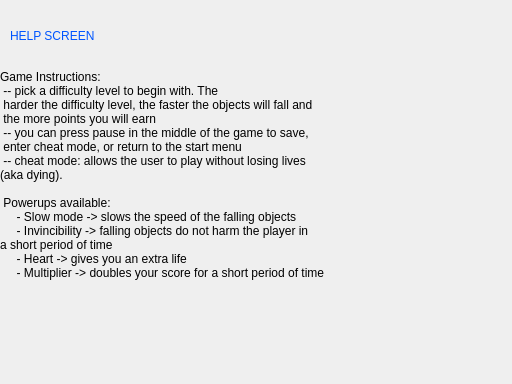
The window that Dodge-it/Dodge-it/widgethelp.ui (Fulde/dodge-it) describes before a commit, drawn with Qt 5.
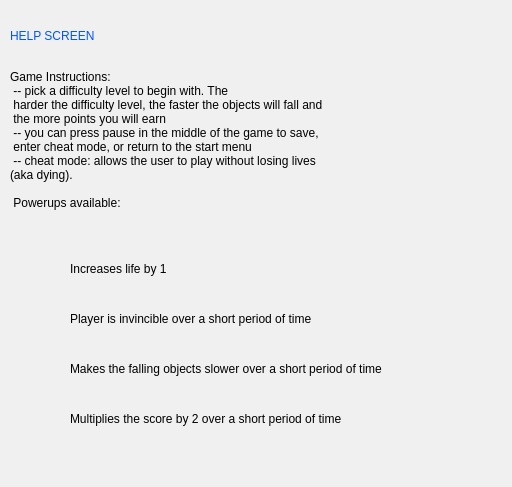
The same window after the commit. Icons and pictures are not drawn.

The edit to the form file:
```diff
--- a/Dodge-it/Dodge-it/widgethelp.ui
+++ b/Dodge-it/Dodge-it/widgethelp.ui
@@ -7,22 +7,22 @@
     <x>0</x>
     <y>0</y>
     <width>512</width>
-    <height>384</height>
+    <height>487</height>
    </rect>
   </property>
   <property name="windowTitle">
    <string>Widget</string>
   </property>
   <property name="styleSheet">
-   <string notr="true">font: 75 12pt &quot;Ubuntu&quot;;</string>
+   <string notr="true">background-color: rgb(240, 240, 240)</string>
   </property>
   <widget class="QLabel" name="lblHelp">
    <property name="geometry">
     <rect>
-     <x>0</x>
+     <x>10</x>
      <y>70</y>
      <width>491</width>
-     <height>291</height>
+     <height>181</height>
     </rect>
    </property>
    <property name="text">
@@ -35,12 +35,7 @@
  -- cheat mode: allows the user to play without losing lives 
 (aka dying). 
  
- Powerups available: 
-     - Slow mode -&gt; slows the speed of the falling objects 
-     - Invincibility -&gt; falling objects do not harm the player in 
-a short period of time 
-     - Heart -&gt; gives you an extra life 
-     - Multiplier -&gt; doubles your score for a short period of time</string>
+ Powerups available:</string>
    </property>
    <property name="alignment">
     <set>Qt::AlignLeading|Qt::AlignLeft|Qt::AlignTop</set>
@@ -62,7 +57,7 @@
   <widget class="QLabel" name="label">
    <property name="geometry">
     <rect>
-     <x>350</x>
+     <x>340</x>
      <y>10</y>
      <width>91</width>
      <height>91</height>
@@ -83,7 +78,7 @@
     <rect>
      <x>10</x>
      <y>10</y>
-     <width>311</width>
+     <width>331</width>
      <height>51</height>
     </rect>
    </property>
@@ -95,6 +90,134 @@
     <string>HELP SCREEN</string>
    </property>
   </widget>
+  <widget class="QLabel" name="label_3">
+   <property name="geometry">
+    <rect>
+     <x>20</x>
+     <y>250</y>
+     <width>51</width>
+     <height>41</height>
+    </rect>
+   </property>
+   <property name="text">
+    <string/>
+   </property>
+   <property name="pixmap">
+    <pixmap resource="images/resources.qrc">:/heart.png</pixmap>
+   </property>
+   <property name="scaledContents">
+    <bool>true</bool>
+   </property>
+  </widget>
+  <widget class="QLabel" name="label_4">
+   <property name="geometry">
+    <rect>
+     <x>70</x>
+     <y>260</y>
+     <width>341</width>
+     <height>17</height>
+    </rect>
+   </property>
+   <property name="text">
+    <string>Increases life by 1</string>
+   </property>
+  </widget>
+  <widget class="QLabel" name="label_5">
+   <property name="geometry">
+    <rect>
+     <x>20</x>
+     <y>340</y>
+     <width>51</width>
+     <height>51</height>
+    </rect>
+   </property>
+   <property name="text">
+    <string/>
+   </property>
+   <property name="pixmap">
+    <pixmap resource="images/resources.qrc">:/hourglass.png</pixmap>
+   </property>
+   <property name="scaledContents">
+    <bool>true</bool>
+   </property>
+  </widget>
+  <widget class="QLabel" name="label_6">
+   <property name="geometry">
+    <rect>
+     <x>70</x>
+     <y>360</y>
+     <width>411</width>
+     <height>17</height>
+    </rect>
+   </property>
+   <property name="text">
+    <string>Makes the falling objects slower over a short period of time</string>
+   </property>
+  </widget>
+  <widget class="QLabel" name="label_7">
+   <property name="geometry">
+    <rect>
+     <x>20</x>
+     <y>300</y>
+     <width>41</width>
+     <height>41</height>
+    </rect>
+   </property>
+   <property name="text">
+    <string/>
+   </property>
+   <property name="pixmap">
+    <pixmap resource="images/resources.qrc">:/shield.png</pixmap>
+   </property>
+   <property name="scaledContents">
+    <bool>true</bool>
+   </property>
+  </widget>
+  <widget class="QLabel" name="label_8">
+   <property name="geometry">
+    <rect>
+     <x>70</x>
+     <y>310</y>
+     <width>371</width>
+     <height>17</height>
+    </rect>
+   </property>
+   <property name="text">
+    <string>Player is invincible over a short period of time</string>
+   </property>
+  </widget>
+  <widget class="QLabel" name="label_10">
+   <property name="geometry">
+    <rect>
+     <x>70</x>
+     <y>410</y>
+     <width>371</width>
+     <height>17</height>
+    </rect>
+   </property>
+   <property name="text">
+    <string>Multiplies the score by 2 over a short period of time</string>
+   </property>
+  </widget>
+  <widget class="QLabel" name="label_9">
+   <property name="geometry">
+    <rect>
+     <x>20</x>
+     <y>400</y>
+     <width>41</width>
+     <height>41</height>
+    </rect>
+   </property>
+   <property name="text">
+    <string/>
+   </property>
+   <property name="pixmap">
+    <pixmap resource="images/resources.qrc">:/multiplier.png</pixmap>
+   </property>
+   <property name="scaledContents">
+    <bool>true</bool>
+   </property>
+  </widget>
  </widget>
  <layoutdefault spacing="6" margin="11"/>
  <resources>
```
Left out of the diff: 2 changed lines with no effect on the pictures.
